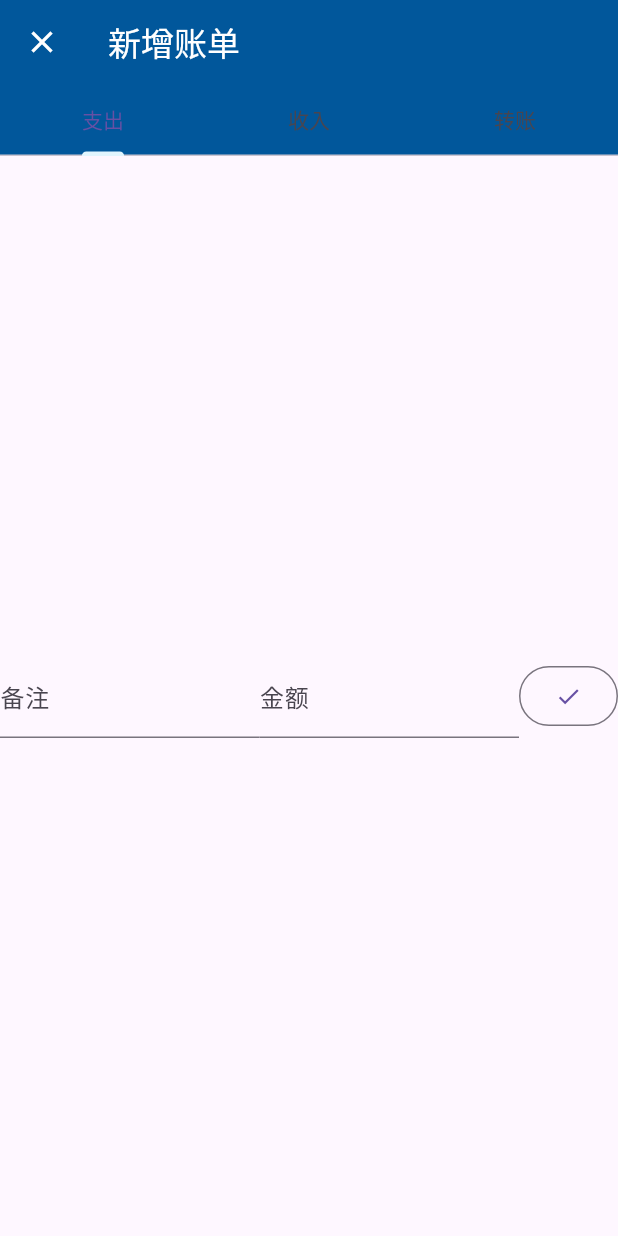
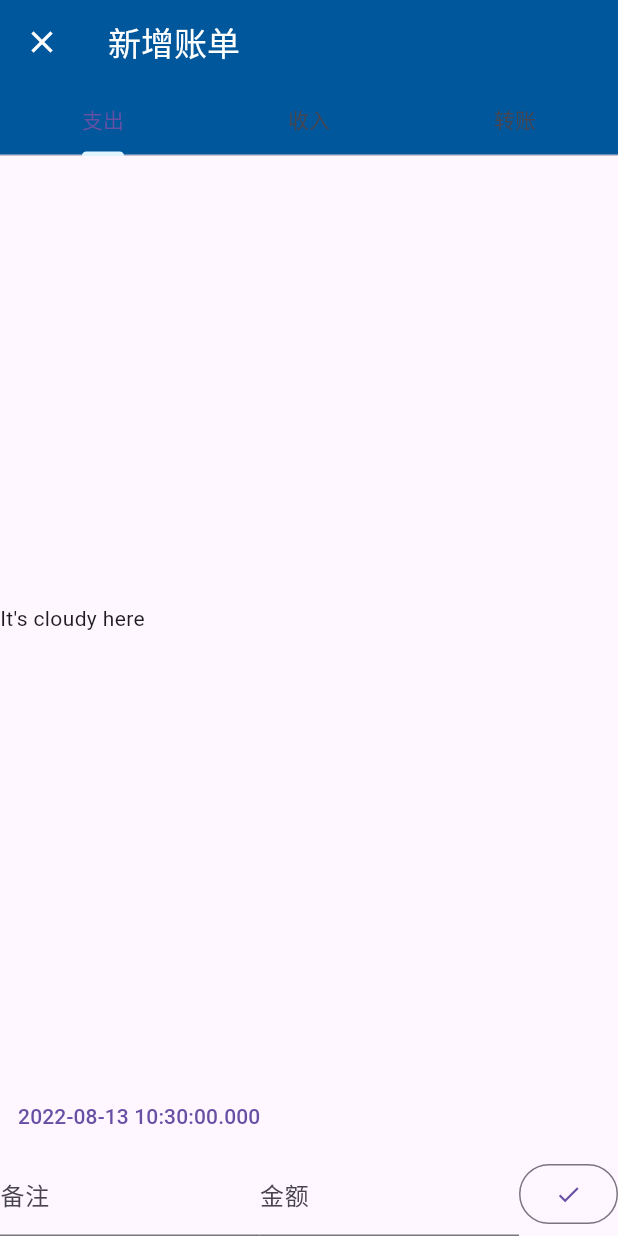
Before and after one commit to Sciroccogti/money_tracker, a Flutter app: the screen it shows after launch, item 2 of the bottom bar chosen, after a tap on the "add" icon, on a phone screen of 412 x 824 dp. Run offline on Flutter 3.47's test engine with Material 2 defaults, Android fonts, the phone set to English and light mode, and no system bars; our stand-ins replace package_info_plus, sqflite; accounts and stored records are empty.

Commit message:
feat: disp bills

```diff
--- a/lib/database/dbprovider.dart
+++ b/lib/database/dbprovider.dart
@@ -87,4 +87,25 @@ class DBProvider with ChangeNotifier {
     length++;
     notifyListeners();
   }
+
+  Future<List<Bill>> getBills() async {
+    Database database = await db;
+    List<Map<String, dynamic>> maps_ = await database.query(
+      "Bills",
+    );
+    List<Bill> results_ = [];
+
+    for (Map<String, dynamic> map in maps_) {
+      results_.add(Bill.fromMap(map));
+    }
+
+    print("results_.length=");
+    print(results_.length);
+
+    return results_;
+  }
+
+// void getBillByTime() async {
+//   DateTime.now().millisecondsSinceEpoch;
+// }
 }
--- a/lib/main.dart
+++ b/lib/main.dart
@@ -7,6 +7,7 @@
  */
 
 import 'package:flutter/material.dart';
+import 'package:flutter_localizations/flutter_localizations.dart';
 import 'package:money_tracker/database/bill.dart';
 import 'package:money_tracker/database/dbprovider.dart';
 import 'package:money_tracker/pages/drawer.dart';
@@ -49,6 +50,16 @@ class MyApp extends StatelessWidget {
         backgroundColor: secondaryColor,
       ),
       home: MyStatefulWidget(),
+      localizationsDelegates: [
+        GlobalMaterialLocalizations.delegate,
+        GlobalWidgetsLocalizations.delegate,
+        GlobalCupertinoLocalizations.delegate,
+      ],
+      supportedLocales: [
+        Locale('zh', 'CN'),
+        Locale('en', 'US'),
+      ],
+      locale: Locale('zh', 'CN'),
     );
   }
 }
@@ -87,6 +98,7 @@ class _MyStatefulWidgetState extends State<MyStatefulWidget> {
 
   @override
   Widget build(BuildContext context) {
+    print("redraw main!");
     return Scaffold(
       appBar: AppBar(
         title: const Text('Money Tracker'),
--- a/lib/pages/home.dart
+++ b/lib/pages/home.dart
@@ -3,11 +3,13 @@
  * @author Sciroccogti (scirocco_gti@yeah.net)
  * @brief
  * @date 2022-08-10 21:48:00
- * @modified: 2022-08-13 16:08:55
+ * @modified: 2022-08-13 23:19:35
  */
 
 import 'package:flutter/material.dart';
+import 'package:money_tracker/database/bill.dart';
 import 'package:money_tracker/database/dbprovider.dart';
+import 'package:money_tracker/pages/submit.dart';
 import 'package:money_tracker/vars.dart';
 import 'package:provider/provider.dart';
 
@@ -18,12 +20,90 @@ class HomePage extends StatelessWidget {
   @override
   Widget build(BuildContext context) {
     return Scaffold(
-      body: Center(
-        child: Consumer<DBProvider>(
-          builder: (context, database, child) =>
-              Text("共 ${database.length} 条账单"),
-        ),
+      body: Column(
+        children: [
+          Expanded(
+            child: Consumer<DBProvider>(
+              builder: (context, database, child) =>
+                  Text("共 ${database.length} 条账单"),
+            ),
+          ),
+          Expanded(
+            child: _BillList(),
+            // child: Consumer<DBProvider>(
+            //   builder: (context, database, child) =>
+            //       _BillList(), // TODO 双重 listen了
+            // ),
+          )
+        ],
       ),
     );
   }
 }
+
+class _BillList extends StatefulWidget {
+  const _BillList({Key? key}) : super(key: key);
+
+  @override
+  State<StatefulWidget> createState() => _BillListState();
+}
+
+class _BillListState extends State<_BillList> {
+  List<Bill> bills_ = [];
+
+  void fetchBills() async {
+    DBProvider provider = DBProvider.getInstance();
+    bills_ = await provider.getBills();
+  }
+
+  @override
+  void initState() {
+    super.initState();
+    fetchBills();
+  }
+
+  @override
+  Widget build(BuildContext context) {
+    var dbWatcher = context.watch<DBProvider>();
+
+    return AnimatedBuilder(
+        animation: dbWatcher,
+        builder: (BuildContext context, Widget? child) {
+          return FutureBuilder<List<Bill>>(
+            future: dbWatcher.getBills(),
+            builder:
+                (BuildContext context, AsyncSnapshot<List<Bill>> snapshot) {
+              print("build:");
+              print(dbWatcher.length);
+              print(bills_.length);
+              if (snapshot.hasData) {
+                bills_ = snapshot.data!;
+              }
+
+              return ListView.builder(
+                  itemCount: bills_.length,
+                  itemBuilder: (context, index) {
+                    String prefix = "";
+                    switch (bills_[index].type) {
+                      case 0:
+                        prefix = "-";
+                        break;
+                      case 1:
+                        prefix = "+";
+                        break;
+                    }
+
+                    return ListTile(
+                      title: Text(bills_[index].name),
+                      trailing: Text(
+                        "$prefix${bills_[index].amount}",
+                        style:
+                            TextStyle(color: typeColors_[bills_[index].type]),
+                      ),
+                    );
+                  });
+            },
+          );
+        });
+  }
+}
--- a/lib/pages/submit.dart
+++ b/lib/pages/submit.dart
@@ -13,14 +13,63 @@ import 'package:money_tracker/database/dbprovider.dart';
 import 'package:money_tracker/vars.dart';
 
 class SubmitPage extends StatefulWidget {
-  const SubmitPage({Key? key}) : super(key: key);
+  const SubmitPage({Key? key, this.restorationId}) : super(key: key);
+
+  final String? restorationId;
 
   @override
   State<StatefulWidget> createState() => _SubmitPageState();
 }
 
-class _SubmitPageState extends State<SubmitPage> with TickerProviderStateMixin {
+class _SubmitPageState extends State<SubmitPage>
+    with TickerProviderStateMixin, RestorationMixin {
   late TabController _tabController;
+  final RestorableDateTime _selectedDate = RestorableDateTime(DateTime.now()); // 选中的日期
+
+  @override
+  String? get restorationId => widget.restorationId;
+  late final RestorableRouteFuture<DateTime?> _restorableDatePickerRouteFuture =
+      RestorableRouteFuture<DateTime?>(
+    onComplete: (DateTime? newSelectedDate) {
+      if (newSelectedDate != null) {
+        setState(() {
+          _selectedDate.value = newSelectedDate;
+        });
+      }
+    },
+    onPresent: (NavigatorState navigator, Object? arguments) {
+      return navigator.restorablePush(
+        _datePickerRoute,
+        arguments: _selectedDate.value.millisecondsSinceEpoch,
+      );
+    },
+  );
+
+  static Route<DateTime> _datePickerRoute(
+    BuildContext context,
+    Object? arguments,
+  ) {
+    return DialogRoute<DateTime>(
+      context: context,
+      builder: (BuildContext context) {
+        return DatePickerDialog(
+          restorationId: 'date_picker_dialog',
+          initialEntryMode: DatePickerEntryMode.calendarOnly,
+          initialDate: DateTime.fromMillisecondsSinceEpoch(arguments! as int),
+          firstDate: DateTime(1999),
+          lastDate: DateTime.now(),
+        );
+      },
+    );
+  }
+
+  // restore the date as selected
+  @override
+  void restoreState(RestorationBucket? oldBucket, bool initialRestore) {
+    registerForRestoration(_selectedDate, 'selected_date');
+    registerForRestoration(
+        _restorableDatePickerRouteFuture, 'date_picker_route_future');
+  }
 
   @override
   void initState() {
@@ -53,11 +102,34 @@ class _SubmitPageState extends State<SubmitPage> with TickerProviderStateMixin {
             ],
           ),
         ),
-      body: TabBarView(
+        body: Column(
+          children: [
+            Expanded(
+              child: TabBarView(
                 controller: _tabController,
                 children: <Widget>[
-          Center(
-            child: Row(
+                  Row(
+                    children: [Text("It's cloudy here")],
+                  ),
+                  Row(
+                    children: [Text("It's rainy here")],
+                  ),
+                  Row(
+                    children: [Text("It's sunny here")],
+                  ),
+                ],
+              ),
+            ),
+            Row(
+              children: [
+                TextButton(
+                    onPressed: () {
+                      _restorableDatePickerRouteFuture.present();
+                    },
+                    child: Text(_selectedDate.value.toString()))
+              ],
+            ),
+            Row(
               children: [
                 Expanded(
                   child: TextFormField(
@@ -68,8 +140,8 @@ class _SubmitPageState extends State<SubmitPage> with TickerProviderStateMixin {
                     validator: (String? value) {
                       if (value != null) {
                         bill.name = value;
+                      }
                       return null;
-                      }
                     },
                   ),
                 ),
@@ -77,6 +149,7 @@ class _SubmitPageState extends State<SubmitPage> with TickerProviderStateMixin {
                   child: TextFormField(
                     decoration: InputDecoration(
                       labelText: "金额",
+                      // fillColor: typeColors_[_tabController.index],
                     ),
                     autovalidateMode: AutovalidateMode.onUserInteraction,
                     validator: (String? value) {
@@ -100,6 +173,8 @@ class _SubmitPageState extends State<SubmitPage> with TickerProviderStateMixin {
                   onPressed: () {
                     DBProvider provider = DBProvider.getInstance();
                     if (bill.amount > 0) {
+                      bill.type = _tabController.index;
+                      bill.time = _selectedDate.value.millisecondsSinceEpoch;
                       provider.insertBill(bill);
                       Navigator.of(context).pop();
                     }
@@ -108,15 +183,7 @@ class _SubmitPageState extends State<SubmitPage> with TickerProviderStateMixin {
                 )
               ],
             ),
-          ),
-          Center(
-            child: Text("It's rainy here"),
-          ),
-          Center(
-            child: Text("It's sunny here"),
-          ),
           ],
-      ),
-    );
+        ));
   }
 }
--- a/lib/vars.dart
+++ b/lib/vars.dart
@@ -16,5 +16,6 @@ Color primaryColor = Colors.lightBlue.shade900;
 Color secondaryColor = Colors.lightBlue.shade50;
 Color primaryColorDark = Colors.blue.shade200;
 Color secondaryColorDark = Colors.lightBlue.shade900;
+List<Color> typeColors_ = [Colors.red, Colors.green, Colors.blue];
 
 int dbLength = 0;
--- a/pubspec.yaml
+++ b/pubspec.yaml
@@ -28,6 +28,8 @@ environment:
 # versions available, run `flutter pub outdated`.
 dependencies:
   flutter:
+    sdk: flutter
+  flutter_localizations:
     sdk: flutter
 
 
```
Also changed, not shown: lib/database/bill.dart (+16 -2 lines), pubspec.lock, 1 other file. Lines whose indentation alone changed are shown as unchanged.
